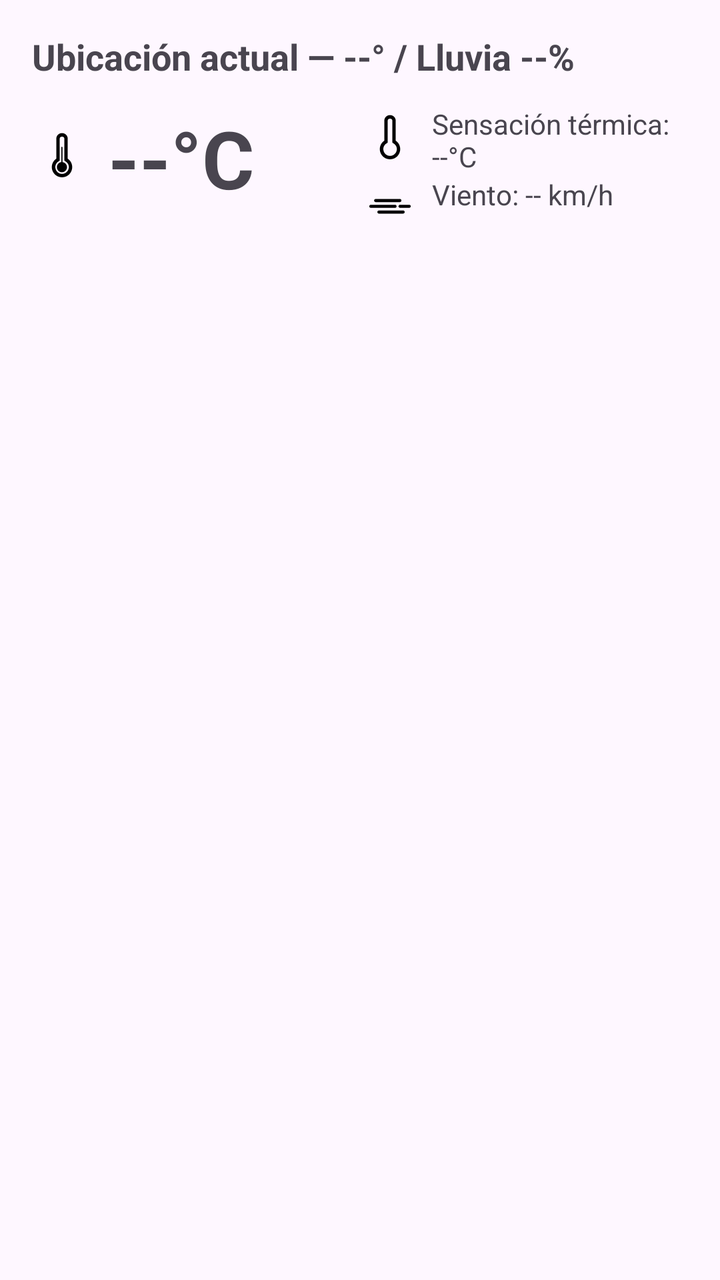
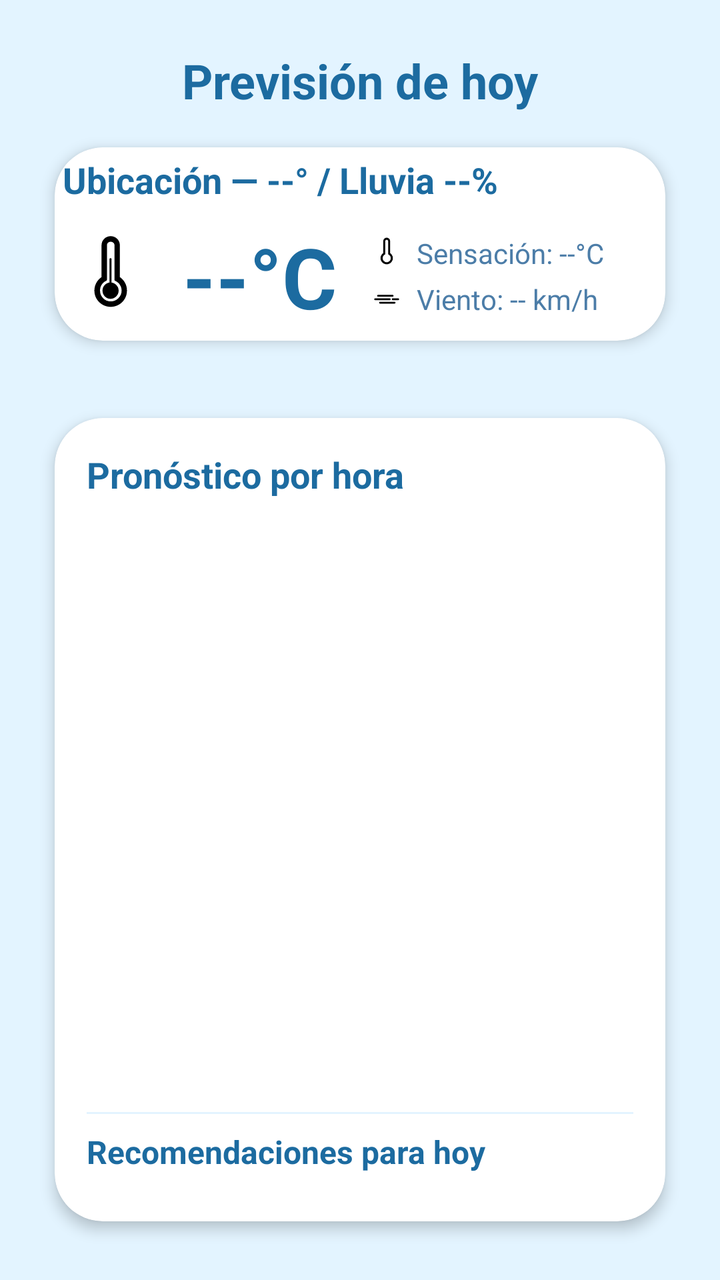

The first picture is an Android layout as it rendered before a commit; the second is the same layout after the commit. The layout source and the unified diff follow.
<!-- AndroidManifest.xml: application theme Theme.LightWeather -->
<!-- res/layout/fragment_today.xml -->
<?xml version="1.0" encoding="utf-8"?>
<LinearLayout xmlns:android="http://schemas.android.com/apk/res/android"
    android:orientation="vertical"
    android:padding="16dp"
    android:layout_width="match_parent"
    android:layout_height="match_parent">

    
    <include
        android:id="@+id/includeCurrentHeaderToday"
        layout="@layout/view_current_header" />

    
    <androidx.recyclerview.widget.RecyclerView
        android:id="@+id/rvHourly"
        android:layout_width="match_parent"
        android:layout_height="0dp"
        android:layout_weight="1" />

    
    <LinearLayout
        android:id="@+id/recoContainer"
        android:layout_width="match_parent"
        android:layout_height="wrap_content"
        android:orientation="vertical"
        android:paddingTop="8dp" />

</LinearLayout>
<!-- res/layout/view_current_header.xml (included above) -->
<?xml version="1.0" encoding="utf-8"?>
<LinearLayout xmlns:android="http://schemas.android.com/apk/res/android"
    android:orientation="vertical"
    android:layout_width="match_parent"
    android:layout_height="wrap_content">

    
    <TextView
        android:id="@+id/tvHeader"
        android:layout_width="wrap_content"
        android:layout_height="wrap_content"
        android:text="Ubicación actual — --° / Lluvia --%"
        android:textStyle="bold"
        android:textSize="18sp" />

    
    <LinearLayout
        android:id="@+id/currentWeatherContainer"
        android:layout_width="match_parent"
        android:layout_height="wrap_content"
        android:orientation="horizontal"
        android:paddingTop="12dp"
        android:paddingBottom="12dp">

        
        <TextView
            android:id="@+id/tvTempMain"
            android:layout_width="0dp"
            android:layout_height="wrap_content"
            android:layout_weight="1"
            android:text="--°C"
            android:textSize="40sp"
            android:textStyle="bold"
            android:drawableStart="@drawable/wi_thermometer"
            android:drawablePadding="8dp" />

        
        <LinearLayout
            android:layout_width="0dp"
            android:layout_height="wrap_content"
            android:layout_weight="1"
            android:orientation="vertical">

            <TextView
                android:id="@+id/tvFeelsLike"
                android:layout_width="wrap_content"
                android:layout_height="wrap_content"
                android:text="Sensación térmica: --°C"
                android:textSize="14sp"
                android:drawableStart="@drawable/wi_thermometer_exterior"
                android:drawablePadding="6dp" />

            <TextView
                android:id="@+id/tvWindSpeed"
                android:layout_width="wrap_content"
                android:layout_height="wrap_content"
                android:text="Viento: -- km/h"
                android:textSize="14sp"
                android:drawableStart="@drawable/wi_windy"
                android:drawablePadding="6dp" />
        </LinearLayout>

    </LinearLayout>

</LinearLayout>
<!-- resources referenced by this layout -->
<resources>
  <!-- drawable wi_thermometer_exterior (drawable) -->
  <vector xmlns:android="http://schemas.android.com/apk/res/android"
      android:width="30dp"
      android:height="30dp"
      android:viewportWidth="30"
      android:viewportHeight="30">
    <path
        android:fillColor="#FF000000"
        android:pathData="M9.91,19.56c0,-0.85 0.2,-1.64 0.59,-2.38s0.94,-1.35 1.65,-1.84V5.42c0,-0.8 0.27,-1.48 0.82,-2.03S14.2,2.55 15,2.55c0.81,0 1.49,0.28 2.04,0.83c0.55,0.56 0.83,1.23 0.83,2.03v9.92c0.71,0.49 1.25,1.11 1.64,1.84s0.58,1.53 0.58,2.38c0,0.92 -0.23,1.78 -0.68,2.56s-1.07,1.4 -1.85,1.85s-1.63,0.68 -2.56,0.68c-0.92,0 -1.77,-0.23 -2.55,-0.68s-1.4,-1.07 -1.86,-1.85S9.91,20.48 9.91,19.56zM11.67,19.56c0,0.93 0.33,1.73 0.98,2.39c0.65,0.66 1.44,0.99 2.36,0.99c0.93,0 1.73,-0.33 2.4,-1s1.01,-1.46 1.01,-2.37c0,-0.62 -0.16,-1.2 -0.48,-1.73c-0.32,-0.53 -0.76,-0.94 -1.32,-1.23l-0.28,-0.14c-0.1,-0.04 -0.15,-0.14 -0.15,-0.29V5.42c0,-0.32 -0.11,-0.59 -0.34,-0.81C15.62,4.4 15.34,4.29 15,4.29c-0.32,0 -0.6,0.11 -0.83,0.32c-0.23,0.21 -0.34,0.48 -0.34,0.81v10.74c0,0.15 -0.05,0.25 -0.14,0.29l-0.27,0.14c-0.55,0.29 -0.98,0.7 -1.29,1.23C11.82,18.35 11.67,18.92 11.67,19.56z"/>
  </vector>
  <!-- drawable wi_windy (drawable) -->
  <vector xmlns:android="http://schemas.android.com/apk/res/android"
      android:width="30dp"
      android:height="30dp"
      android:viewportWidth="30"
      android:viewportHeight="30">
    <path
        android:fillColor="#FF000000"
        android:pathData="M4.65,15.5c0,-0.22 0.08,-0.41 0.23,-0.56c0.16,-0.15 0.35,-0.22 0.57,-0.22h12.08c0.22,0 0.4,0.07 0.54,0.22c0.14,0.15 0.22,0.34 0.22,0.57c0,0.22 -0.07,0.4 -0.22,0.54c-0.14,0.14 -0.32,0.22 -0.54,0.22H5.45c-0.22,0 -0.42,-0.07 -0.57,-0.22C4.72,15.9 4.65,15.72 4.65,15.5zM7.06,12.6c0,-0.22 0.08,-0.4 0.23,-0.55c0.15,-0.15 0.34,-0.23 0.56,-0.23h12.09c0.21,0 0.39,0.08 0.54,0.23c0.15,0.15 0.22,0.33 0.22,0.55c0,0.22 -0.07,0.4 -0.22,0.56c-0.15,0.15 -0.33,0.23 -0.54,0.23H7.86c-0.22,0 -0.41,-0.08 -0.56,-0.23S7.06,12.82 7.06,12.6zM8.68,18.34c0,-0.21 0.08,-0.39 0.24,-0.54c0.14,-0.14 0.32,-0.22 0.54,-0.22h12.1c0.22,0 0.41,0.07 0.56,0.22c0.15,0.14 0.22,0.32 0.22,0.54s-0.08,0.41 -0.23,0.56s-0.34,0.23 -0.56,0.23H9.46c-0.22,0 -0.4,-0.08 -0.56,-0.23S8.68,18.56 8.68,18.34zM19.26,15.5c0,-0.23 0.07,-0.42 0.22,-0.57c0.15,-0.15 0.34,-0.22 0.57,-0.22h4.52c0.23,0 0.42,0.07 0.57,0.22c0.15,0.15 0.22,0.34 0.22,0.56c0,0.22 -0.07,0.4 -0.22,0.54c-0.15,0.14 -0.34,0.22 -0.56,0.22h-4.52c-0.23,0 -0.42,-0.07 -0.57,-0.22C19.33,15.9 19.26,15.72 19.26,15.5z"/>
  </vector>
  <style name="Theme.LightWeather" parent="Base.Theme.LightWeather" />
  <style name="Base.Theme.LightWeather" parent="Theme.Material3.DayNight.NoActionBar">
          
          
      </style>
  <!-- unchanged entries left out for length: 1 -->
</resources>

<!-- the commit's change to res/layout/fragment_today.xml (unified diff, before → after) -->
@@ -1,29 +1,102 @@
 <?xml version="1.0" encoding="utf-8"?>
 <LinearLayout xmlns:android="http://schemas.android.com/apk/res/android"
+    xmlns:app="http://schemas.android.com/apk/res-auto"
     android:orientation="vertical"
+    android:layout_width="match_parent"
+    android:layout_height="match_parent"
     android:padding="16dp"
-    android:layout_width="match_parent"
-    android:layout_height="match_parent">
-
-    
-    <include
-        android:id="@+id/includeCurrentHeaderToday"
-        layout="@layout/view_current_header" />
-
-    
-    <androidx.recyclerview.widget.RecyclerView
-        android:id="@+id/rvHourly"
+    android:background="@color/lw_background">
+
+    
+    <TextView
+        android:id="@+id/tvTodayTitle"
+        android:layout_width="match_parent"
+        android:layout_height="wrap_content"
+        android:text="Previsión de hoy"
+        android:textSize="24sp"
+        android:textStyle="bold"
+        android:gravity="center"
+        android:paddingTop="8dp"
+        android:paddingBottom="4dp"
+        android:textColor="@color/lw_blue_dark" />
+
+    
+    <androidx.cardview.widget.CardView
+        android:layout_width="match_parent"
+        android:layout_height="wrap_content"
+        android:layout_marginBottom="12dp"
+        app:cardCornerRadius="24dp"
+        app:cardUseCompatPadding="true"
+        app:cardElevation="4dp"
+        android:backgroundTint="@color/lw_white">
+
+        <include
+            android:id="@+id/includeCurrentHeaderToday"
+            layout="@layout/view_current_header"
+            android:padding="16dp" />
+
+    </androidx.cardview.widget.CardView>
+
+    
+    <androidx.cardview.widget.CardView
         android:layout_width="match_parent"
         android:layout_height="0dp"
-        android:layout_weight="1" />
-
-    
-    <LinearLayout
-        android:id="@+id/recoContainer"
-        android:layout_width="match_parent"
-        android:layout_height="wrap_content"
-        android:orientation="vertical"
-        android:paddingTop="8dp" />
+        android:layout_weight="1"
+        app:cardCornerRadius="24dp"
+        app:cardUseCompatPadding="true"
+        app:cardElevation="4dp"
+        android:backgroundTint="@color/lw_white">
+
+        <LinearLayout
+            android:layout_width="match_parent"
+            android:layout_height="match_parent"
+            android:orientation="vertical"
+            android:padding="16dp">
+
+            <TextView
+                android:id="@+id/tvHourlySectionTitle"
+                android:layout_width="match_parent"
+                android:layout_height="wrap_content"
+                android:text="Pronóstico por hora"
+                android:textSize="18sp"
+                android:textStyle="bold"
+                android:textColor="@color/lw_blue_dark"
+                android:paddingBottom="8dp" />
+
+            <androidx.recyclerview.widget.RecyclerView
+                android:id="@+id/rvHourly"
+                android:layout_width="match_parent"
+                android:layout_height="0dp"
+                android:layout_weight="1"
+                android:overScrollMode="never" />
+
+            <View
+                android:layout_width="match_parent"
+                android:layout_height="1dp"
+                android:layout_marginTop="12dp"
+                android:layout_marginBottom="8dp"
+                android:background="@color/lw_background" />
+
+            <TextView
+                android:id="@+id/tvRecoTitle"
+                android:layout_width="match_parent"
+                android:layout_height="wrap_content"
+                android:text="Recomendaciones para hoy"
+                android:textSize="16sp"
+                android:textStyle="bold"
+                android:textColor="@color/lw_blue_dark"
+                android:paddingBottom="4dp" />
+
+            <LinearLayout
+                android:id="@+id/recoContainer"
+                android:layout_width="match_parent"
+                android:layout_height="wrap_content"
+                android:orientation="vertical"
+                android:paddingTop="4dp" />
+
+        </LinearLayout>
+
+    </androidx.cardview.widget.CardView>
 
 </LinearLayout>
 <!-- res/layout/view_current_header.xml (included above) -->
@@ -31,16 +104,19 @@
 <LinearLayout xmlns:android="http://schemas.android.com/apk/res/android"
     android:orientation="vertical"
     android:layout_width="match_parent"
-    android:layout_height="wrap_content">
+    android:layout_height="wrap_content"
+    android:padding="4dp">
 
     
     <TextView
         android:id="@+id/tvHeader"
-        android:layout_width="wrap_content"
-        android:layout_height="wrap_content"
-        android:text="Ubicación actual — --° / Lluvia --%"
+        android:layout_width="match_parent"
+        android:layout_height="wrap_content"
+        android:text="Ubicación — --° / Lluvia --%"
+        android:textSize="18sp"
         android:textStyle="bold"
-        android:textSize="18sp" />
+        android:textColor="@color/lw_blue_dark"
+        android:paddingBottom="8dp" />
 
     
     <LinearLayout
@@ -48,20 +124,27 @@
         android:layout_width="match_parent"
         android:layout_height="wrap_content"
         android:orientation="horizontal"
-        android:paddingTop="12dp"
-        android:paddingBottom="12dp">
+        android:gravity="center_vertical">
+
+        
+        <ImageView
+            android:id="@+id/ivMainIcon"
+            android:layout_width="48dp"
+            android:layout_height="48dp"
+            android:layout_marginEnd="12dp"
+            android:src="@drawable/wi_thermometer"
+            android:contentDescription="Clima actual" />
 
         
         <TextView
             android:id="@+id/tvTempMain"
-            android:layout_width="0dp"
+            android:layout_width="wrap_content"
             android:layout_height="wrap_content"
-            android:layout_weight="1"
             android:text="--°C"
-            android:textSize="40sp"
+            android:textSize="42sp"
             android:textStyle="bold"
-            android:drawableStart="@drawable/wi_thermometer"
-            android:drawablePadding="8dp" />
+            android:textColor="@color/lw_blue_dark"
+            android:layout_marginEnd="16dp" />
 
         
         <LinearLayout
@@ -70,23 +153,49 @@
             android:layout_weight="1"
             android:orientation="vertical">
 
-            <TextView
-                android:id="@+id/tvFeelsLike"
+            <LinearLayout
                 android:layout_width="wrap_content"
                 android:layout_height="wrap_content"
-                android:text="Sensación térmica: --°C"
-                android:textSize="14sp"
-                android:drawableStart="@drawable/wi_thermometer_exterior"
-                android:drawablePadding="6dp" />
-
-            <TextView
-                android:id="@+id/tvWindSpeed"
+                android:orientation="horizontal"
+                android:gravity="center_vertical">
+
+                <ImageView
+                    android:layout_width="18dp"
+                    android:layout_height="18dp"
+                    android:src="@drawable/wi_thermometer_exterior"/>
+
+                <TextView
+                    android:id="@+id/tvFeelsLike"
+                    android:layout_width="wrap_content"
+                    android:layout_height="wrap_content"
+                    android:layout_marginStart="6dp"
+                    android:text="Sensación: --°C"
+                    android:textSize="14sp"
+                    android:textColor="@color/lw_blue_light"/>
+            </LinearLayout>
+
+            <LinearLayout
                 android:layout_width="wrap_content"
                 android:layout_height="wrap_content"
-                android:text="Viento: -- km/h"
-                android:textSize="14sp"
-                android:drawableStart="@drawable/wi_windy"
-                android:drawablePadding="6dp" />
+                android:layout_marginTop="4dp"
+                android:orientation="horizontal"
+                android:gravity="center_vertical">
+
+                <ImageView
+                    android:layout_width="18dp"
+                    android:layout_height="18dp"
+                    android:src="@drawable/wi_windy"/>
+
+                <TextView
+                    android:id="@+id/tvWindSpeed"
+                    android:layout_width="wrap_content"
+                    android:layout_height="wrap_content"
+                    android:layout_marginStart="6dp"
+                    android:text="Viento: -- km/h"
+                    android:textSize="14sp"
+                    android:textColor="@color/lw_blue_light"/>
+            </LinearLayout>
+
         </LinearLayout>
 
     </LinearLayout>
<!-- resource entries referenced after the edit -->
@@ -1,5 +1,9 @@
 <!-- resources referenced by this layout -->
 <resources>
+  <color name="lw_background">#E3F4FF</color>
+  <color name="lw_blue_dark">#1C6BA0</color>
+  <color name="lw_blue_light">#4C7DA8</color>
+  <color name="lw_white">#FFFFFF</color>
   <!-- drawable wi_thermometer_exterior (drawable) -->
   <vector xmlns:android="http://schemas.android.com/apk/res/android"
       android:width="30dp"
@@ -20,10 +24,35 @@
         android:fillColor="#FF000000"
         android:pathData="M4.65,15.5c0,-0.22 0.08,-0.41 0.23,-0.56c0.16,-0.15 0.35,-0.22 0.57,-0.22h12.08c0.22,0 0.4,0.07 0.54,0.22c0.14,0.15 0.22,0.34 0.22,0.57c0,0.22 -0.07,0.4 -0.22,0.54c-0.14,0.14 -0.32,0.22 -0.54,0.22H5.45c-0.22,0 -0.42,-0.07 -0.57,-0.22C4.72,15.9 4.65,15.72 4.65,15.5zM7.06,12.6c0,-0.22 0.08,-0.4 0.23,-0.55c0.15,-0.15 0.34,-0.23 0.56,-0.23h12.09c0.21,0 0.39,0.08 0.54,0.23c0.15,0.15 0.22,0.33 0.22,0.55c0,0.22 -0.07,0.4 -0.22,0.56c-0.15,0.15 -0.33,0.23 -0.54,0.23H7.86c-0.22,0 -0.41,-0.08 -0.56,-0.23S7.06,12.82 7.06,12.6zM8.68,18.34c0,-0.21 0.08,-0.39 0.24,-0.54c0.14,-0.14 0.32,-0.22 0.54,-0.22h12.1c0.22,0 0.41,0.07 0.56,0.22c0.15,0.14 0.22,0.32 0.22,0.54s-0.08,0.41 -0.23,0.56s-0.34,0.23 -0.56,0.23H9.46c-0.22,0 -0.4,-0.08 -0.56,-0.23S8.68,18.56 8.68,18.34zM19.26,15.5c0,-0.23 0.07,-0.42 0.22,-0.57c0.15,-0.15 0.34,-0.22 0.57,-0.22h4.52c0.23,0 0.42,0.07 0.57,0.22c0.15,0.15 0.22,0.34 0.22,0.56c0,0.22 -0.07,0.4 -0.22,0.54c-0.15,0.14 -0.34,0.22 -0.56,0.22h-4.52c-0.23,0 -0.42,-0.07 -0.57,-0.22C19.33,15.9 19.26,15.72 19.26,15.5z"/>
   </vector>
-  <style name="Theme.LightWeather" parent="Base.Theme.LightWeather" />
-  <style name="Base.Theme.LightWeather" parent="Theme.Material3.DayNight.NoActionBar">
+  <style name="Theme.LightWeather" parent="Theme.MaterialComponents.DayNight.NoActionBar">
+  
           
+          <item name="colorPrimary">@color/lw_blue_dark</item>
+          <item name="colorPrimaryVariant">@color/lw_blue_dark</item>
+          <item name="colorSecondary">@color/lw_blue_light</item>
+  
           
+          <item name="colorOnPrimary">@color/lw_white</item>
+  
+          
+          <item name="android:windowBackground">@color/lw_background</item>
+  
+          
+          <item name="android:statusBarColor">@color/lw_blue_dark</item>
+          <item name="android:navigationBarColor">@color/lw_background</item>
+  
+          
+          <item name="android:textColorPrimary">@color/lw_blue_dark</item>
+          <item name="android:textColorSecondary">@color/lw_blue_light</item>
+  
+          
+          <item name="materialButtonStyle">@style/Widget.MaterialComponents.Button</item>
+  
+          
+          <item name="shapeAppearanceSmallComponent">@style/ShapeAppearance.MaterialComponents.SmallComponent</item>
+          <item name="shapeAppearanceMediumComponent">@style/ShapeAppearance.MaterialComponents.MediumComponent</item>
+          <item name="shapeAppearanceLargeComponent">@style/ShapeAppearance.MaterialComponents.LargeComponent</item>
+  
       </style>
   <!-- unchanged entries left out for length: 1 -->
 </resources>
